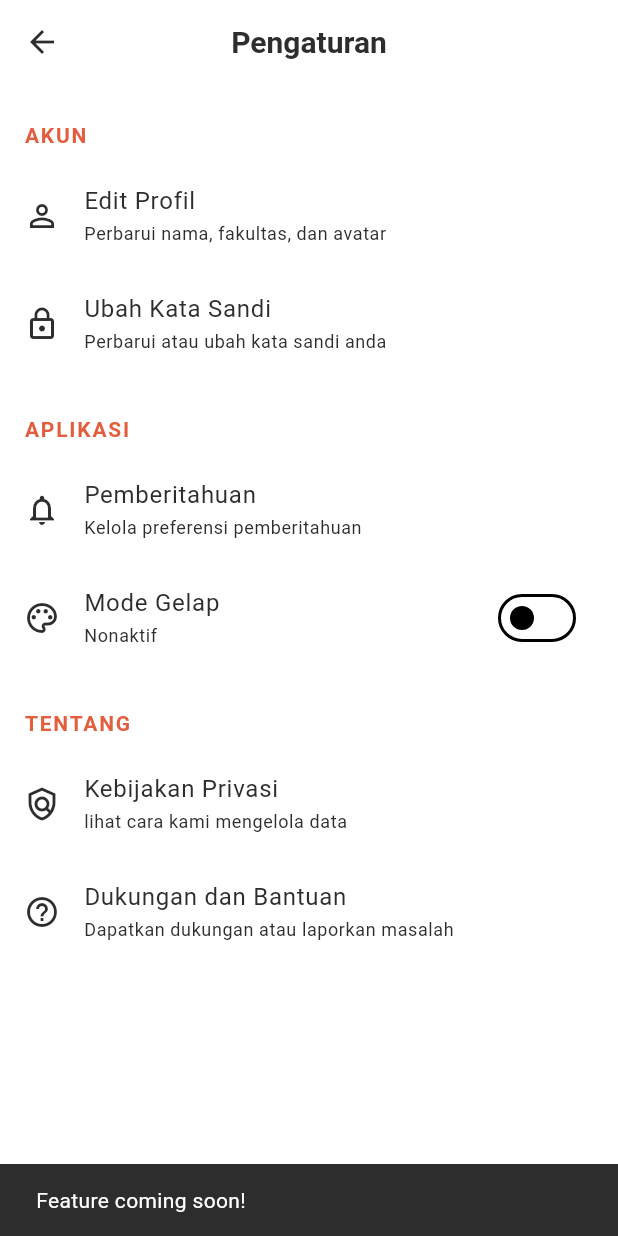
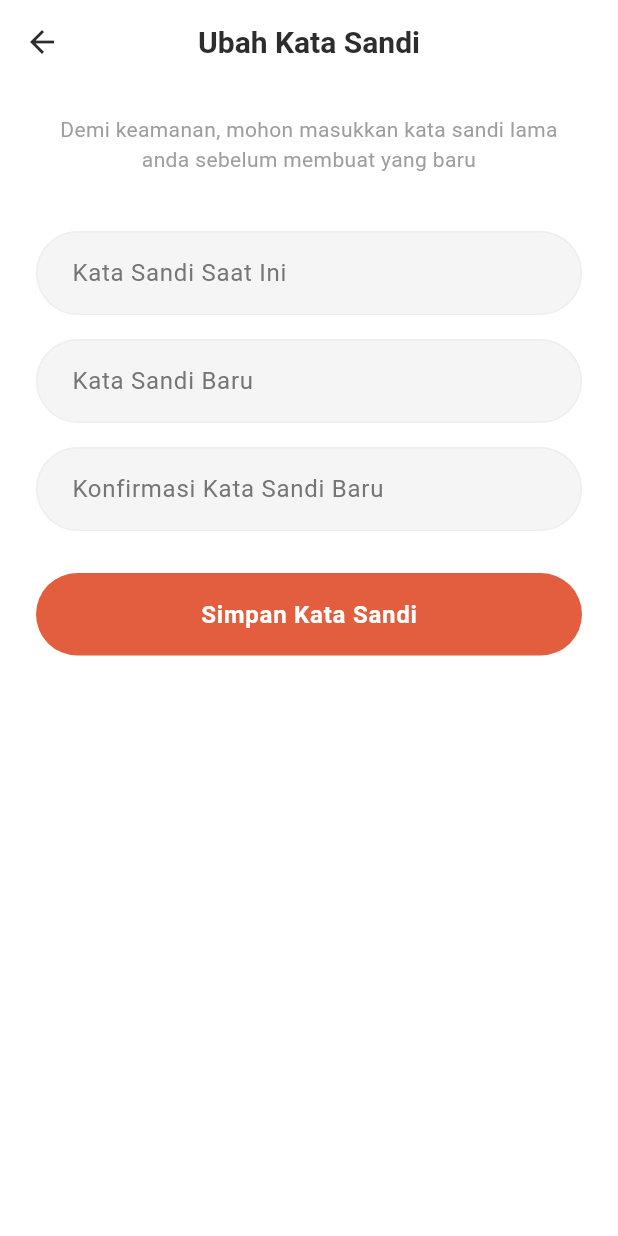
Before and after one commit to MafariT/flutter-lost-and-found, a Flutter app: the SettingsPage screen opened directly, after a tap on "Ubah Kata Sandi", on a phone screen of 412 x 824 dp. Run offline on Flutter 3.47's test engine with Material 3 defaults, Android fonts, the phone set to English and light mode, and no system bars; our stand-ins replace flutter_dotenv, flutter_riverpod, image_picker, supabase_flutter, timeago; accounts and stored records are empty; network calls fail; Roboto replaces fonts that are missing (Poppins); statements that could not run were skipped.

Commit message:
settings page update

```diff
--- /dev/null
+++ b/lib/pages/settings/change_password_page.dart
@@ -0,0 +1,151 @@
+import 'package:flutter/material.dart';
+import 'package:flutter_lost_and_found/components/primary_button.dart';
+import 'package:flutter_lost_and_found/components/primary_text_field.dart';
+import 'package:flutter_lost_and_found/main.dart';
+import 'package:supabase_flutter/supabase_flutter.dart';
+
+class ChangePasswordPage extends StatefulWidget {
+  const ChangePasswordPage({super.key});
+
+  @override
+  State<ChangePasswordPage> createState() => _ChangePasswordPageState();
+}
+
+class _ChangePasswordPageState extends State<ChangePasswordPage> {
+  final _formKey = GlobalKey<FormState>();
+
+  final _currentPasswordController = TextEditingController();
+  final _newPasswordController = TextEditingController();
+  final _confirmPasswordController = TextEditingController();
+
+  bool _isLoading = false;
+
+  @override
+  void dispose() {
+    _currentPasswordController.dispose();
+    _newPasswordController.dispose();
+    _confirmPasswordController.dispose();
+    super.dispose();
+  }
+
+  Future<void> _updatePassword() async {
+    if (!_formKey.currentState!.validate()) return;
+
+    setState(() => _isLoading = true);
+
+    try {
+      final email = supabase.auth.currentUser?.email;
+      if (email == null) throw const AuthException("User email not found");
+
+      await supabase.auth.signInWithPassword(email: email, password: _currentPasswordController.text.trim());
+
+      await supabase.auth.updateUser(UserAttributes(password: _newPasswordController.text.trim()));
+
+      if (mounted) {
+        ScaffoldMessenger.of(
+          context,
+        ).showSnackBar(const SnackBar(content: Text('Kata sandi berhasil diubah!'), backgroundColor: Colors.green));
+        Navigator.pop(context);
+      }
+    } on AuthException catch (e) {
+      if (mounted) {
+        String message = e.message;
+        if (message.contains("Invalid login credentials")) {
+          message = "Kata sandi saat ini salah";
+        }
+
+        ScaffoldMessenger.of(
+          context,
+        ).showSnackBar(SnackBar(content: Text(message), backgroundColor: Theme.of(context).colorScheme.error));
+      }
+    } catch (e) {
+      if (mounted) {
+        ScaffoldMessenger.of(context).showSnackBar(
+          SnackBar(content: Text('Terjadi kesalahan: $e'), backgroundColor: Theme.of(context).colorScheme.error),
+        );
+      }
+    } finally {
+      if (mounted) setState(() => _isLoading = false);
+    }
+  }
+
+  @override
+  Widget build(BuildContext context) {
+    return Scaffold(
+      backgroundColor: Colors.white,
+      appBar: AppBar(
+        title: const Text('Ubah Kata Sandi', style: TextStyle(fontWeight: FontWeight.bold)),
+        centerTitle: true,
+        backgroundColor: Colors.white,
+        elevation: 0,
+        scrolledUnderElevation: 0,
+      ),
+      body: SingleChildScrollView(
+        child: Form(
+          key: _formKey,
+          child: Column(
+            children: [
+              const SizedBox(height: 20),
+              const Padding(
+                padding: EdgeInsets.symmetric(horizontal: 24.0),
+                child: Text(
+                  "Demi keamanan, mohon masukkan kata sandi lama anda sebelum membuat yang baru",
+                  style: TextStyle(color: Colors.grey, fontSize: 14),
+                  textAlign: TextAlign.center,
+                ),
+              ),
+              const SizedBox(height: 30),
+
+              PrimaryTextfield(
+                label: "Kata Sandi Saat Ini",
+                hintText: "Masukkan kata sandi lama",
+                obscureText: true,
+                controller: _currentPasswordController,
+                validator: (value) {
+                  if (value == null || value.isEmpty) return 'Wajib diisi';
+                  return null;
+                },
+              ),
+
+              PrimaryTextfield(
+                label: "Kata Sandi Baru",
+                hintText: "Minimal 6 karakter",
+                obscureText: true,
+                controller: _newPasswordController,
+                validator: (value) {
+                  if (value == null || value.isEmpty) return 'Wajib diisi';
+                  if (value.length < 6) return 'Minimal 6 karakter';
+                  if (value == _currentPasswordController.text) {
+                    return 'Kata sandi baru tidak boleh sama dengan yang lama';
+                  }
+                  return null;
+                },
+              ),
+              PrimaryTextfield(
+                label: "Konfirmasi Kata Sandi Baru",
+                hintText: "Ulangi kata sandi baru",
+                obscureText: true,
+                controller: _confirmPasswordController,
+                validator: (value) {
+                  if (value == null || value.isEmpty) return 'Wajib diisi';
+                  if (value != _newPasswordController.text) return 'Kata sandi tidak cocok';
+                  return null;
+                },
+              ),
+              const SizedBox(height: 20),
+
+              Padding(
+                padding: const EdgeInsets.only(bottom: 20),
+                child: PrimaryButton(
+                  text: _isLoading ? "Memproses..." : "Simpan Kata Sandi",
+                  color: Theme.of(context).colorScheme.primary,
+                  onTap: _isLoading ? null : _updatePassword,
+                ),
+              ),
+            ],
+          ),
+        ),
+      ),
+    );
+  }
+}
--- a/lib/pages/settings_page.dart
+++ b/lib/pages/settings_page.dart
@@ -1,7 +1,8 @@
 import 'package:flutter/material.dart';
 import 'package:flutter_lost_and_found/pages/profile_page.dart';
-import 'package:flutter_lost_and_found/theme/theme_provider.dart';
-import 'package:provider/provider.dart';
+import 'package:flutter_lost_and_found/pages/settings/about_page.dart';
+import 'package:flutter_lost_and_found/pages/settings/change_password_page.dart';
+import 'package:flutter_lost_and_found/pages/settings/simple_text_page.dart';
 
 class SettingsPage extends StatelessWidget {
   const SettingsPage({super.key});
@@ -13,9 +14,11 @@ class SettingsPage extends StatelessWidget {
         title: const Text('Pengaturan'),
         elevation: 0,
         backgroundColor: Theme.of(context).colorScheme.surface,
+        scrolledUnderElevation: 0,
       ),
       backgroundColor: Theme.of(context).colorScheme.surface,
       body: ListView(
+        padding: const EdgeInsets.only(bottom: 40),
         children: [
           const _SettingsHeader(title: 'Akun'),
           _SettingsTile(
@@ -31,70 +34,124 @@ class SettingsPage extends StatelessWidget {
             title: 'Ubah Kata Sandi',
             subtitle: 'Perbarui atau ubah kata sandi anda',
             onTap: () {
-              ScaffoldMessenger.of(context).showSnackBar(const SnackBar(content: Text('Feature coming soon!')));
+              Navigator.push(context, MaterialPageRoute(builder: (context) => const ChangePasswordPage()));
             },
           ),
 
-          const _SettingsHeader(title: 'Aplikasi'),
+          // const _SettingsHeader(title: 'Aplikasi'),
+          // _SettingsTile(
+          //   icon: Icons.notifications_outlined,
+          //   title: 'Pemberitahuan',
+          //   subtitle: 'Kelola preferensi pemberitahuan',
+          //   onTap: () {
+          //     ScaffoldMessenger.of(context).showSnackBar(const SnackBar(content: Text('Fitur akan segera hadir!')));
+          //   },
+          // ),
+          // const _ThemeToggleTile(),
+          const _SettingsHeader(title: 'Bantuan'),
           _SettingsTile(
-            icon: Icons.notifications_outlined,
-            title: 'Pemberitahuan',
-            subtitle: 'Kelola preferensi pemberitahuan',
+            icon: Icons.mail_outline_rounded,
+            title: 'Hubungi Kami',
+            subtitle: 'Laporkan masalah atau saran',
             onTap: () {
-              ScaffoldMessenger.of(context).showSnackBar(const SnackBar(content: Text('Feature coming soon!')));
+              _showContactDialog(context);
             },
           ),
-
-          const _ThemeToggleTile(),
+          _SettingsTile(
+            icon: Icons.description_outlined,
+            title: 'Syarat & Ketentuan',
+            subtitle: 'Aturan penggunaan aplikasi',
+            onTap: () {
+              Navigator.push(
+                context,
+                MaterialPageRoute(
+                  builder: (context) => const SimpleTextPage(
+                    title: "Syarat & Ketentuan",
+                    content:
+                        "1. Pengguna wajib memberikan informasi yang benar\n\n"
+                        "2. Dilarang memposting barang ilegal\n\n"
+                        "3. Pihak aplikasi tidak bertanggung jawab atas transaksi di luar aplikasi\n\n"
+                        "4. Hormati sesama pengguna",
+                  ),
+                ),
+              );
+            },
+          ),
 
           const _SettingsHeader(title: 'Tentang'),
           _SettingsTile(
             icon: Icons.policy_outlined,
             title: 'Kebijakan Privasi',
-            subtitle: 'lihat cara kami mengelola data',
+            subtitle: 'Lihat cara kami mengelola data',
             onTap: () {
-              ScaffoldMessenger.of(context).showSnackBar(const SnackBar(content: Text('Feature coming soon!')));
+              Navigator.push(
+                context,
+                MaterialPageRoute(
+                  builder: (context) => const SimpleTextPage(
+                    title: "Kebijakan Privasi",
+                    content:
+                        "Kami menghargai privasi Anda. Data yang kami kumpulkan hanya digunakan untuk "
+                        "keperluan verifikasi kepemilikan barang dan tidak akan dibagikan ke pihak ketiga "
+                        "tanpa persetujuan Anda",
+                  ),
+                ),
+              );
             },
           ),
           _SettingsTile(
-            icon: Icons.help_outline,
-            title: 'Dukungan dan Bantuan',
-            subtitle: 'Dapatkan dukungan atau laporkan masalah',
+            icon: Icons.info_outline_rounded,
+            title: 'Tentang Aplikasi',
+            subtitle: 'Versi 1.0.0',
             onTap: () {
-              ScaffoldMessenger.of(context).showSnackBar(const SnackBar(content: Text('Feature coming soon!')));
+              Navigator.push(context, MaterialPageRoute(builder: (context) => const AboutPage()));
             },
           ),
         ],
       ),
     );
   }
-}
 
-class _ThemeToggleTile extends StatelessWidget {
-  const _ThemeToggleTile();
-
-  @override
-  Widget build(BuildContext context) {
-    return Consumer<ThemeProvider>(
-      builder: (context, themeProvider, child) {
-        return ListTile(
-          leading: const Icon(Icons.color_lens_outlined),
-          title: const Text('Mode Gelap'),
-          subtitle: Text(
-            themeProvider.isDarkMode ? 'Aktif' : 'Nonaktif',
-            style: Theme.of(context).textTheme.bodySmall,
-          ),
-          trailing: Switch(
-            value: themeProvider.isDarkMode,
-            onChanged: (value) {
-              Provider.of<ThemeProvider>(context, listen: false).toggleTheme();
-            },
-          ),
-        );
-      },
+  void _showContactDialog(BuildContext context) {
+    showDialog(
+      context: context,
+      builder: (context) => AlertDialog(
+        title: const Text('Hubungi Kami'),
+        content: const Column(
+          mainAxisSize: MainAxisSize.min,
+          children: [
+            Text('Jika anda memiliki kendala, silahkan hubungi admin via email:'),
+            SizedBox(height: 10),
+            SelectableText('support@lostfound.id', style: TextStyle(fontWeight: FontWeight.bold, fontSize: 16)),
+          ],
+        ),
+        actions: [TextButton(onPressed: () => Navigator.pop(context), child: const Text('Tutup'))],
+      ),
     );
   }
 }
+
+// class _ThemeToggleTile extends StatelessWidget {
+//   const _ThemeToggleTile();
+
+//   @override
+//   Widget build(BuildContext context) {
+//     return Consumer<ThemeProvider>(
+//       builder: (context, themeProvider, child) {
+//         return ListTile(
+//           leading: const Icon(Icons.color_lens_outlined),
+//           title: const Text('Mode Gelap'),
+//           subtitle: Text(themeProvider.isDarkMode ? 'Aktif' : 'Nonaktif', style: Theme.of(context).textTheme.bodySmall),
+//           trailing: Switch(
+//             value: themeProvider.isDarkMode,
+//             onChanged: (value) {
+//               Provider.of<ThemeProvider>(context, listen: false).toggleTheme();
+//             },
+//           ),
+//         );
+//       },
+//     );
+//   }
+// }
 
 class _SettingsHeader extends StatelessWidget {
   final String title;
```
Also changed, not shown: lib/pages/settings/about_page.dart (added, +53 -0 lines), lib/pages/settings/simple_text_page.dart (added, +29 -0 lines).
